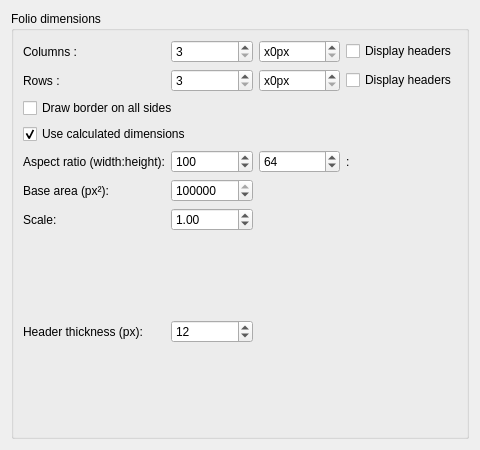
First picture: the form in sources/ui/borderpropertieswidget.ui, repository EmilOsvoll/qelectrotech-source-mirror, before the edit.
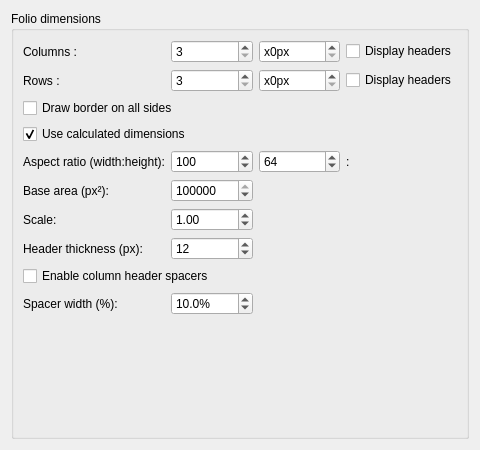
Second picture: the form after the edit.

Commit message: add the option of enabling spacer columns in column headers

The edit to the form file:
```diff
--- a/sources/ui/borderpropertieswidget.ui
+++ b/sources/ui/borderpropertieswidget.ui
@@ -238,7 +238,49 @@
         </property>
        </widget>
       </item>
-      <item row="7" column="1">
+      <item row="8" column="0" colspan="4">
+       <widget class="QCheckBox" name="m_enable_column_header_spacers_cb">
+        <property name="text">
+         <string>Enable column header spacers</string>
+        </property>
+        <property name="toolTip">
+         <string>When enabled, spacer columns will be shown before the first column and after the last column header.</string>
+        </property>
+       </widget>
+      </item>
+      <item row="9" column="0">
+       <widget class="QLabel" name="label_spacer_percentage">
+        <property name="text">
+         <string>Spacer width (%):</string>
+        </property>
+       </widget>
+      </item>
+      <item row="9" column="1">
+       <widget class="QDoubleSpinBox" name="m_column_header_spacer_percentage_sp">
+        <property name="decimals">
+         <number>1</number>
+        </property>
+        <property name="minimum">
+         <double>0.000000000000000</double>
+        </property>
+        <property name="maximum">
+         <double>100.000000000000000</double>
+        </property>
+        <property name="singleStep">
+         <double>1.000000000000000</double>
+        </property>
+        <property name="value">
+         <double>10.000000000000000</double>
+        </property>
+        <property name="suffix">
+         <string>%</string>
+        </property>
+        <property name="toolTip">
+         <string>Percentage of total width each spacer column should take (0-100%).</string>
+        </property>
+       </widget>
+      </item>
+      <item row="10" column="1">
        <spacer name="verticalSpacer">
         <property name="orientation">
          <enum>Qt::Vertical</enum>
```
Left out of the diff: 2 changed lines with no effect on the pictures. The commit also changes 5 other files.
